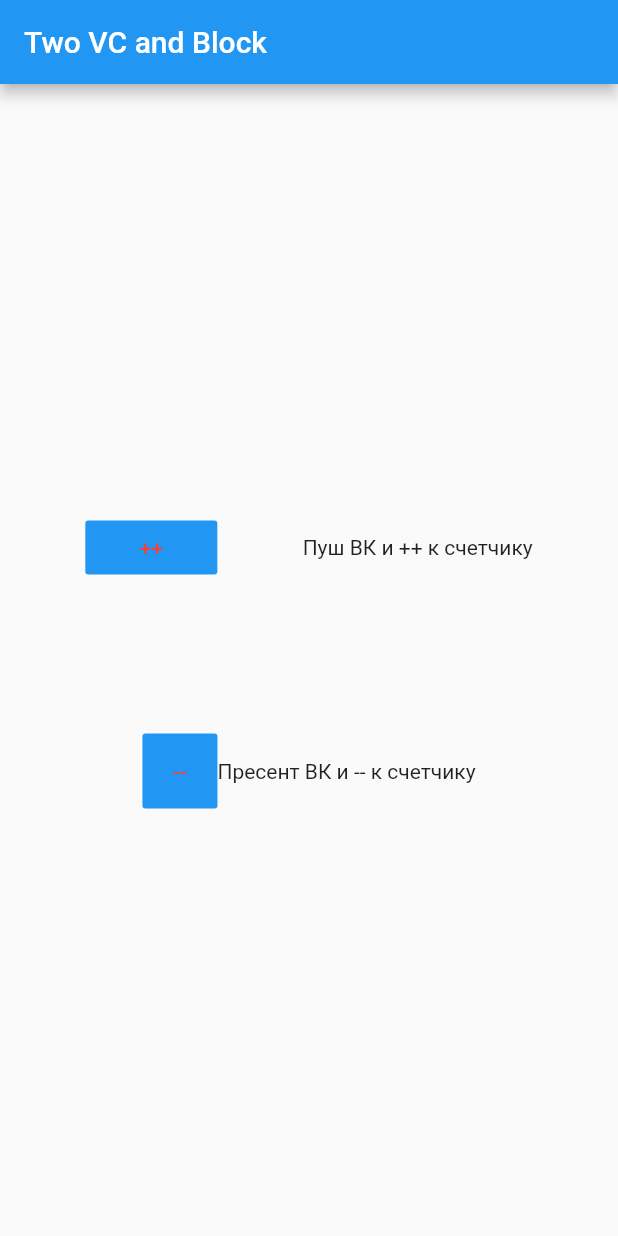
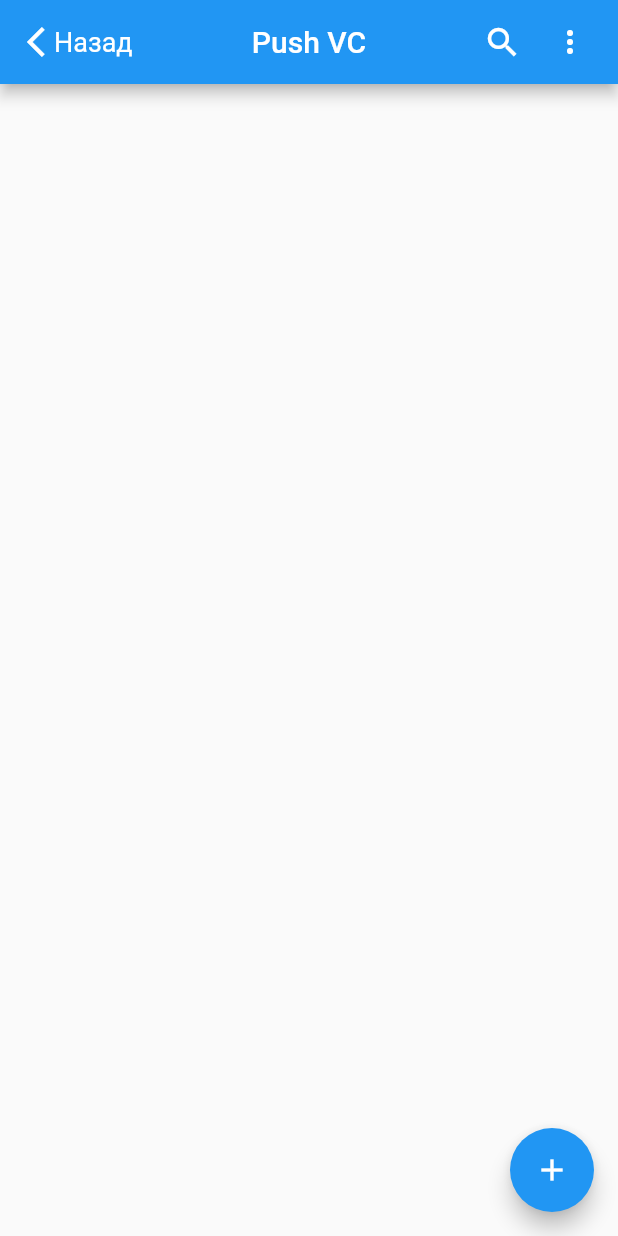
Before and after one commit to Hudihka/SupportFlutter, a Flutter app: the screen it shows after launch, after a tap on "++", on a phone screen of 412 x 824 dp. Run offline on Flutter 3.47's test engine with Material 2 defaults, Android fonts, the phone set to English and light mode, and no system bars.

Commit message:
настраиваю кнопку назад

```diff
--- a/two_vc_and_block/lib/PushVC.dart
+++ b/two_vc_and_block/lib/PushVC.dart
@@ -0,0 +1,83 @@
+import 'package:flutter/material.dart';
+//Navigator.pop(context) //возвращаемся назад
+// Navigator.pop(context, 'Yep!'); //возвращаемся назад передавая данные
+
+class PushVC extends StatefulWidget {
+  PushVC({Key key, this.title}) : super(key: key);
+  final String title;
+  @override
+  _PushVCState createState() => _PushVCState();
+}
+
+class _PushVCState extends State<PushVC> {
+  @override
+  Widget build(BuildContext context) {
+    return Scaffold(
+      appBar: AppBar(
+        title: Text('Push VC'),
+        centerTitle: true,
+        //кастомная кнопка назад
+        // leadingWidth: 75,
+        // leading: _customButtonBack(),
+
+        // обычная кнопка назад
+        leadingWidth: 110,
+        leading: _customButtonBackText(),
+        //кнопки с права
+        actions: _rightButtons(),
+      ),
+      floatingActionButton: FloatingActionButton(
+        onPressed: () {
+          //нажали добавить
+        },
+        tooltip: 'Increment',
+        child: Icon(Icons.add),
+      ),
+    );
+  }
+
+  GestureDetector _customButtonBack() {
+    return GestureDetector(
+      onTap: () {
+        Navigator.pop(context);
+      },
+      child: Icon(Icons.arrow_back_ios),
+    );
+  }
+
+    GestureDetector _customButtonBackText({String text}) {
+    return GestureDetector(
+      onTap: () {
+        Navigator.pop(context);
+      },
+      child: Row(children: [
+        SizedBox(width: 18),
+        SizedBox(width: 18, child: Icon(Icons.arrow_back_ios),),
+        Text(text == null ? 'Назад' : text, style: TextStyle(fontSize: 18),)
+      ]),
+    );
+  }
+
+  // Icon(Icons.arrow_back_ios)
+
+  List<Widget> _rightButtons(){
+    return <Widget>[
+          Padding(
+              padding: EdgeInsets.only(right: 20.0),
+              child: GestureDetector(
+                onTap: () {},
+                child: Icon(
+                  Icons.search,
+                  size: 26.0,
+                ),
+              )),
+          Padding(
+              padding: EdgeInsets.only(right: 20.0),
+              child: GestureDetector(
+                onTap: () {},
+                child: Icon(Icons.more_vert),
+              )),
+        ];
+  }
+
+}
--- a/two_vc_and_block/lib/StartVC.dart
+++ b/two_vc_and_block/lib/StartVC.dart
@@ -0,0 +1,99 @@
+import 'package:flutter/material.dart';
+import 'package:two_vc_and_block/PushVC.dart';
+
+class StartVC extends StatefulWidget {
+  StartVC({Key key, this.title}) : super(key: key);
+  final String title;
+  @override
+  _StartVCState createState() => _StartVCState();
+}
+
+class _StartVCState extends State<StartVC> {
+  int _counter = 0;
+
+  @override
+  Widget build(BuildContext context) {
+    return Scaffold(
+      appBar: AppBar(
+          title: Text(widget.title),
+          ),
+      body: Center(
+        child: Column(
+          mainAxisAlignment: MainAxisAlignment.center,
+          children: <Widget>[
+            Row(
+                mainAxisAlignment: MainAxisAlignment
+                    .spaceEvenly, //весь контент разделен одинак расстоянием
+                children: <Widget>[
+                  _pushVC(),
+                  Text('Пуш ВК и ++ к счетчику')
+                ]),
+            SizedBox(
+              height: 100,
+            ), //расстояние между ними
+            Row(
+                mainAxisAlignment:
+                    MainAxisAlignment.center, //весь контент собран по центру
+                children: <Widget>[
+                  _presentVC(),
+                  Text('Пресент ВК и -- к счетчику')
+                ]),
+          ],
+        ),
+      ),
+    );
+  }
+
+  FlatButton _pushVC() {
+    return FlatButton(
+        onPressed: () {
+          Navigator.push(
+            context,
+            MaterialPageRoute(builder: (context) => PushVC()),
+          );
+
+          ///или смотри в matelialApp
+          // Navigator.pushNamed(context, '/second');
+        },
+        textColor: Colors.red,
+        color: Colors.blue,
+        child: Text(
+          "++",
+        ));
+  }
+
+  FlatButton _presentVC() {
+    return FlatButton(
+      onPressed: () {
+
+        // Navigator.
+
+        // Navigator.push(context, MaterialPageRoute(builder: (context) => PushVC()),);
+        // Navigator.
+
+        /*
+                showAboutDialog
+                showBottomSheet
+                showDatePicker
+                showGeneralDialog
+                showMenu
+                showModalBottomSheet
+                showSearch
+                showTimePicker
+                showCupertinoDialog
+                showDialog
+                showLicensePage
+                showCupertinoModalPopup
+
+                */
+      },
+      minWidth: 50, //ширина кнопки
+      height: 50, //высота кнопки
+      color: Colors.blue,
+      textColor: Colors.red,
+      child: Text(
+        "--",
+      ),
+    );
+  }
+}
--- a/two_vc_and_block/lib/main.dart
+++ b/two_vc_and_block/lib/main.dart
@@ -1,4 +1,6 @@
 import 'package:flutter/material.dart';
+import 'package:two_vc_and_block/PushVC.dart';
+import 'package:two_vc_and_block/StartVC.dart';
 
 void main() {
   runApp(MyApp());
@@ -9,67 +11,18 @@ class MyApp extends StatelessWidget {
   @override
   Widget build(BuildContext context) {
     return MaterialApp(
-      title: 'Flutter Demo',
+      //переход можно задавать еще так
+      //но тогда закоменти home
+      // initialRoute: '/',
+      // routes: {
+      //     '/':(BuildContext context) => StartVC(),
+      //     '/second':(BuildContext context) => PushVC()
+      // },
       theme: ThemeData(
         primarySwatch: Colors.blue,
         visualDensity: VisualDensity.adaptivePlatformDensity,
       ),
-      home: MyHomePage(title: 'Two VC and Block'),
-    );
-  }
-}
-
-class MyHomePage extends StatefulWidget {
-  MyHomePage({Key key, this.title}) : super(key: key);
-  final String title;
-  @override
-  _MyHomePageState createState() => _MyHomePageState();
-}
-
-class _MyHomePageState extends State<MyHomePage> {
-  int _counter = 0;
-
-
-  @override
-  Widget build(BuildContext context) {
-    return Scaffold(
-      appBar: AppBar(
-        title: Text(widget.title),
-      ),
-      body: Center(
-        child: Column(
-          mainAxisAlignment: MainAxisAlignment.center,
-          children: <Widget>[
-
-
-            Row(
-              mainAxisAlignment: MainAxisAlignment.spaceEvenly,//весь контент разделен одинак расстоянием
-              children: <Widget>[
-              FlatButton(onPressed: (){
-
-              },
-              textColor: Colors.red,
-              color: Colors.blue,
-              child: Text("++",)),
-              Text('Пуш ВК и ++ к счетчику')
-            ]),
-            SizedBox(height: 100,),
-            Row(
-              mainAxisAlignment: MainAxisAlignment.center, //весь контент собран по центру
-              children: <Widget>[
-              FlatButton(onPressed: (){
-
-              },
-              minWidth: 50, //ширина кнопки
-              height: 50, //высота кнопки
-              color: Colors.blue,
-              textColor: Colors.red,
-              child: Text("--",)),
-              Text('Пресент ВК и -- к счетчику')
-            ]),
-          ],
-        ),
-      ),
+      home: StartVC(title: 'Two VC and Block',),
     );
   }
 }
```
Also changed, not shown: two_vc_and_block/lib/PresentVC.dart (+28 -0 lines).
